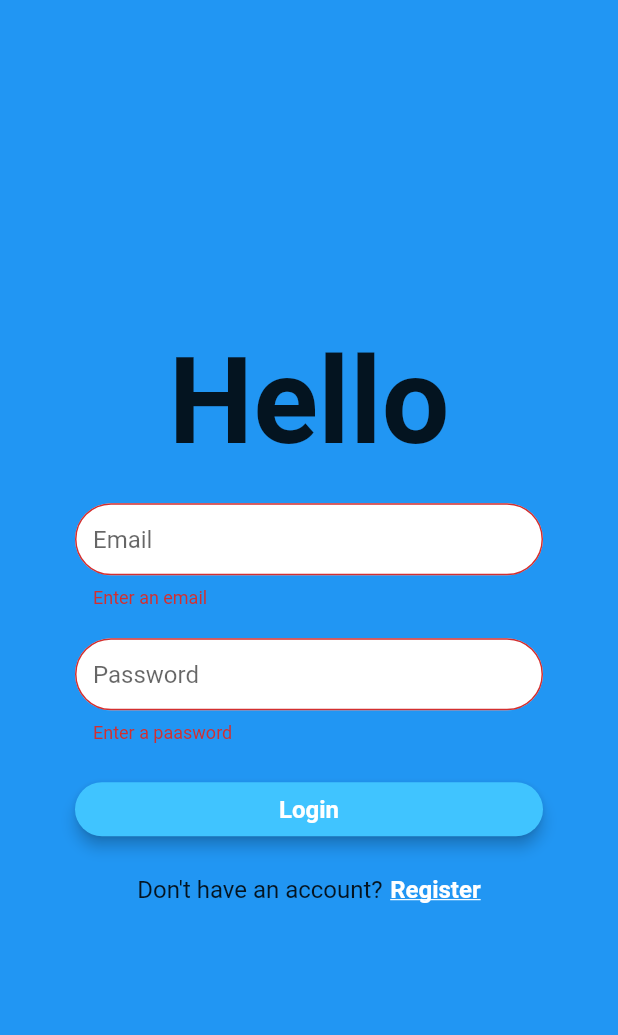
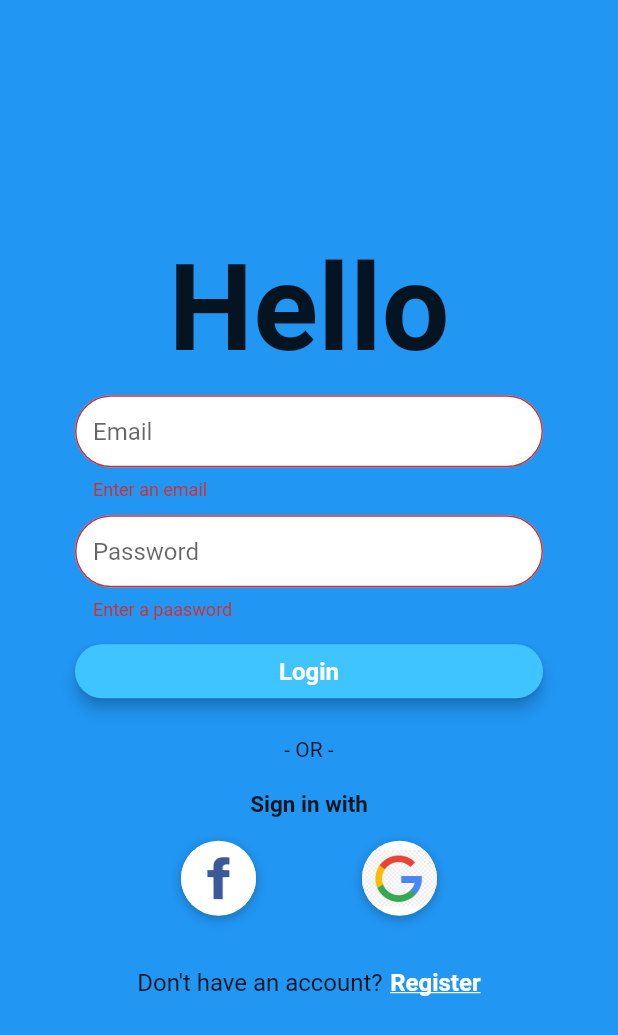
Before and after one commit to WO-Mehul/flutter_auth_demo, a Flutter app: the screen it shows after launch, after a tap on "Login", on a phone screen of 412 x 824 dp. Shown: the top 1035 px of the screen. Run offline on Flutter 3.47's test engine with Material 2 defaults, Android fonts, the phone set to English and light mode, and no system bars; our stand-ins replace cloud_firestore, firebase_auth, firebase_core; missing offline and left inert: flutter_facebook_auth; accounts and stored records are empty.

Commit message:
- logout and added facebook and google button at login page

```diff
--- a/lib/screens/authenticate/sing_in.dart
+++ b/lib/screens/authenticate/sing_in.dart
@@ -2,6 +2,55 @@ import 'package:flutter/material.dart';
 import 'package:flutter_auth_demo/services/auth.dart';
 import 'package:flutter_auth_demo/shared/constants.dart';
 import 'package:flutter_auth_demo/shared/loader.dart';
+
+final AuthService _auth = AuthService();
+
+Widget _buildSocialBtn(Function onTap, AssetImage logo) {
+  return GestureDetector(
+    onTap: onTap,
+    child: Container(
+      height: 50.0,
+      width: 50.0,
+      decoration: BoxDecoration(
+        shape: BoxShape.circle,
+        color: Colors.white,
+        boxShadow: [
+          BoxShadow(
+            color: Colors.black26,
+            offset: Offset(0, 2),
+            blurRadius: 6.0,
+          ),
+        ],
+        image: DecorationImage(
+          image: logo,
+        ),
+      ),
+    ),
+  );
+}
+
+Widget _buildSocialBtnRow() {
+  return Padding(
+    padding: EdgeInsets.symmetric(vertical: 15.0),
+    child: Row(
+      mainAxisAlignment: MainAxisAlignment.spaceEvenly,
+      children: <Widget>[
+        _buildSocialBtn(
+          () => _auth.signInWithFacebook(),
+          AssetImage(
+            'assets/logos/facebook.jpg',
+          ),
+        ),
+        _buildSocialBtn(
+          () => print('Login with Google'),
+          AssetImage(
+            'assets/logos/google.jpg',
+          ),
+        ),
+      ],
+    ),
+  );
+}
 
 class SignIn extends StatefulWidget {
   final Function toggleView;
@@ -12,7 +61,7 @@ class SignIn extends StatefulWidget {
 }
 
 class _SignInState extends State<SignIn> {
-  final AuthService _auth = AuthService();
+
   final _formKey = GlobalKey<FormState>();
   String error = '';
   bool loading = false;
@@ -57,7 +106,7 @@ class _SignInState extends State<SignIn> {
                                 ],
                               ),
                             ),
-                            SizedBox(height: 20.0),
+                            SizedBox(height: 10.0),
                             TextFormField(
                               decoration: textInputDecoration.copyWith(
                                   hintText: 'Email'),
@@ -67,7 +116,7 @@ class _SignInState extends State<SignIn> {
                                 setState(() => email = val);
                               },
                             ),
-                            SizedBox(height: 20.0),
+                            SizedBox(height: 10.0),
                             TextFormField(
                               decoration: textInputDecoration.copyWith(
                                   hintText: 'Password'),
@@ -78,7 +127,7 @@ class _SignInState extends State<SignIn> {
                                 setState(() => password = val);
                               },
                             ),
-                            SizedBox(height: 20.0),
+                            SizedBox(height: 10.0),
                             Container(
                               width: MediaQuery.of(context).size.width - 100,
                               child: RaisedButton(
@@ -113,6 +162,15 @@ class _SignInState extends State<SignIn> {
                               ),
                             ),
                             SizedBox(height: 20.0),
+                            Text('- OR -'),
+                            SizedBox(height: 20.0),
+                            Text('Sign in with',
+                                style: TextStyle(
+                                  fontSize: 15,
+                                  fontWeight: FontWeight.bold,
+                                )),
+                            _buildSocialBtnRow(),
+                            SizedBox(height: 20.0),
                             Row(
                               mainAxisAlignment: MainAxisAlignment.center,
                               children: <Widget>[
```
Also changed, not shown: lib/screens/home/home.dart (+51 -26 lines), lib/services/auth.dart (+13 -0 lines), pubspec.yaml (+4 -3 lines), assets/logos/facebook.jpg (added), assets/logos/google.jpg (added), pubspec.lock.
